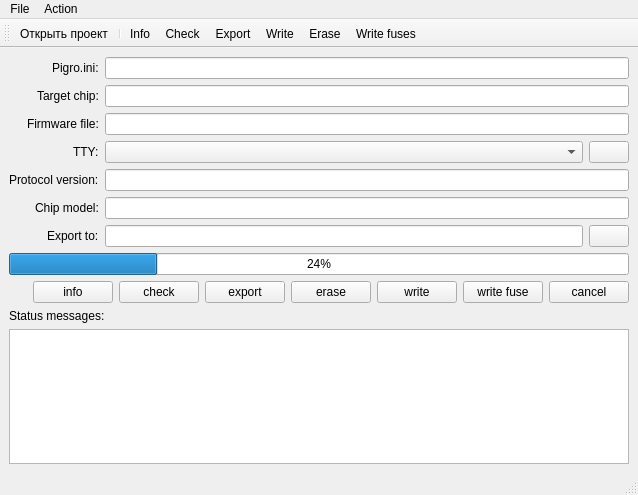
The window that pigro-gui/PigroWindow.ui (zolotov-av/pigro) describes before a commit, drawn with Qt 5.
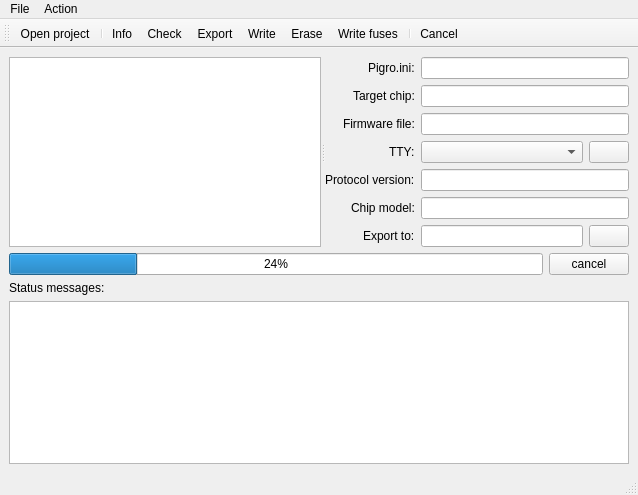
The same window after the commit. Icons and pictures are not drawn.

What changed in the file:
```diff
--- a/pigro-gui/PigroWindow.ui
+++ b/pigro-gui/PigroWindow.ui
@@ -16,7 +16,16 @@
   <widget class="QWidget" name="centralwidget">
    <layout class="QVBoxLayout" name="verticalLayout">
     <item>
-     <widget class="QWidget" name="widget_4" native="true">
+     <widget class="QSplitter" name="splitter">
+      <property name="orientation">
+       <enum>Qt::Horizontal</enum>
+      </property>
+      <widget class="QTreeView" name="projectView">
+       <attribute name="headerVisible">
+        <bool>false</bool>
+       </attribute>
+      </widget>
+      <widget class="QWidget" name="OptionsView" native="true">
       <property name="sizePolicy">
        <sizepolicy hsizetype="Preferred" vsizetype="Preferred">
         <horstretch>0</horstretch>
@@ -168,7 +177,10 @@
        </item>
       </layout>
      </widget>
+     </widget>
     </item>
+    <item>
+     <layout class="QHBoxLayout" name="horizontalLayout">
     <item>
      <widget class="QProgressBar" name="progressBar">
       <property name="value">
@@ -177,76 +189,6 @@
      </widget>
     </item>
     <item>
-     <widget class="QWidget" name="widget_2" native="true">
-      <layout class="QHBoxLayout" name="horizontalLayout_2">
-       <property name="leftMargin">
-        <number>0</number>
-       </property>
-       <property name="topMargin">
-        <number>0</number>
-       </property>
-       <property name="rightMargin">
-        <number>0</number>
-       </property>
-       <property name="bottomMargin">
-        <number>0</number>
-       </property>
-       <item>
-        <spacer name="horizontalSpacer">
-         <property name="orientation">
-          <enum>Qt::Horizontal</enum>
-         </property>
-         <property name="sizeHint" stdset="0">
-          <size>
-           <width>644</width>
-           <height>20</height>
-          </size>
-         </property>
-        </spacer>
-       </item>
-       <item>
-        <widget class="QPushButton" name="pbInfo">
-         <property name="text">
-          <string>info</string>
-         </property>
-        </widget>
-       </item>
-       <item>
-        <widget class="QPushButton" name="pbCheckFirmware">
-         <property name="text">
-          <string>check</string>
-         </property>
-        </widget>
-       </item>
-       <item>
-        <widget class="QPushButton" name="pbExportFirmware">
-         <property name="text">
-          <string>export</string>
-         </property>
-        </widget>
-       </item>
-       <item>
-        <widget class="QPushButton" name="pbChipErase">
-         <property name="text">
-          <string>erase</string>
-         </property>
-        </widget>
-       </item>
-       <item>
-        <widget class="QPushButton" name="pbWriteFirmware">
-         <property name="text">
-          <string>write</string>
-         </property>
-        </widget>
-       </item>
-       <item>
-        <widget class="QPushButton" name="pbWriteFuse">
-         <property name="text">
-          <string>write fuse</string>
-         </property>
-        </widget>
-       </item>
-       <item>
         <widget class="QPushButton" name="pbCancel">
          <property name="text">
           <string>cancel</string>
@@ -254,7 +196,6 @@
         </widget>
        </item>
       </layout>
-     </widget>
     </item>
     <item>
      <widget class="QLabel" name="label_8">
@@ -330,6 +271,8 @@
    <addaction name="actionWrite"/>
    <addaction name="actionErase"/>
    <addaction name="actionWriteFuse"/>
+   <addaction name="separator"/>
+   <addaction name="actionCancel"/>
   </widget>
   <action name="actionOpenProject">
    <property name="icon">
@@ -337,7 +280,7 @@
      <normaloff>:/pigro-gui/icons/open-file.png</normaloff>:/pigro-gui/icons/open-file.png</iconset>
    </property>
    <property name="text">
-    <string>Открыть проект...</string>
+    <string>Open project...</string>
    </property>
   </action>
   <action name="actionExit">
@@ -417,6 +360,23 @@
     <string>Write fuses to chip</string>
    </property>
   </action>
+  <action name="actionCancel">
+   <property name="icon">
+    <iconset resource="PigroGuiResources.qrc">
+     <normaloff>:/pigro-gui/icons/icons8-cancel.png</normaloff>:/pigro-gui/icons/icons8-cancel.png</iconset>
+   </property>
+   <property name="text">
+    <string>Cancel</string>
+   </property>
+   <property name="toolTip">
+    <string>Cancel operation</string>
+   </property>
+  </action>
+  <action name="actionCloseProject">
+   <property name="text">
+    <string>Close project</string>
+   </property>
+  </action>
  </widget>
  <resources>
   <include location="PigroGuiResources.qrc"/>
```
Left out of the diff: 11 changed lines with no effect on the pictures. Lines whose indentation alone changed are shown as unchanged.
